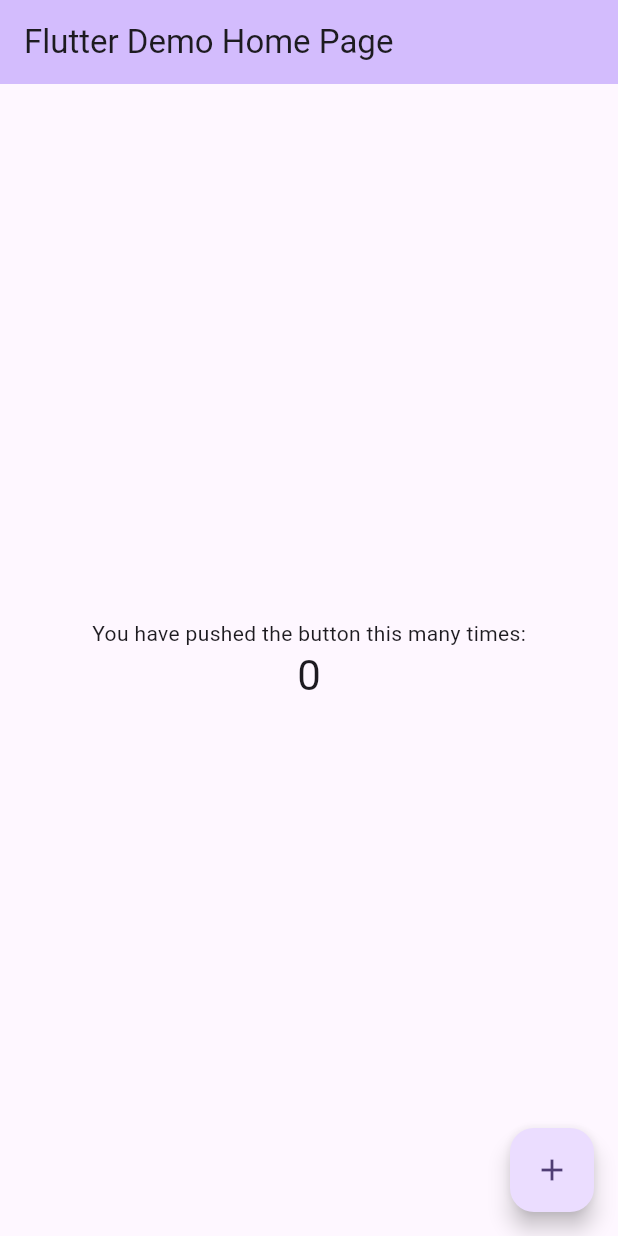
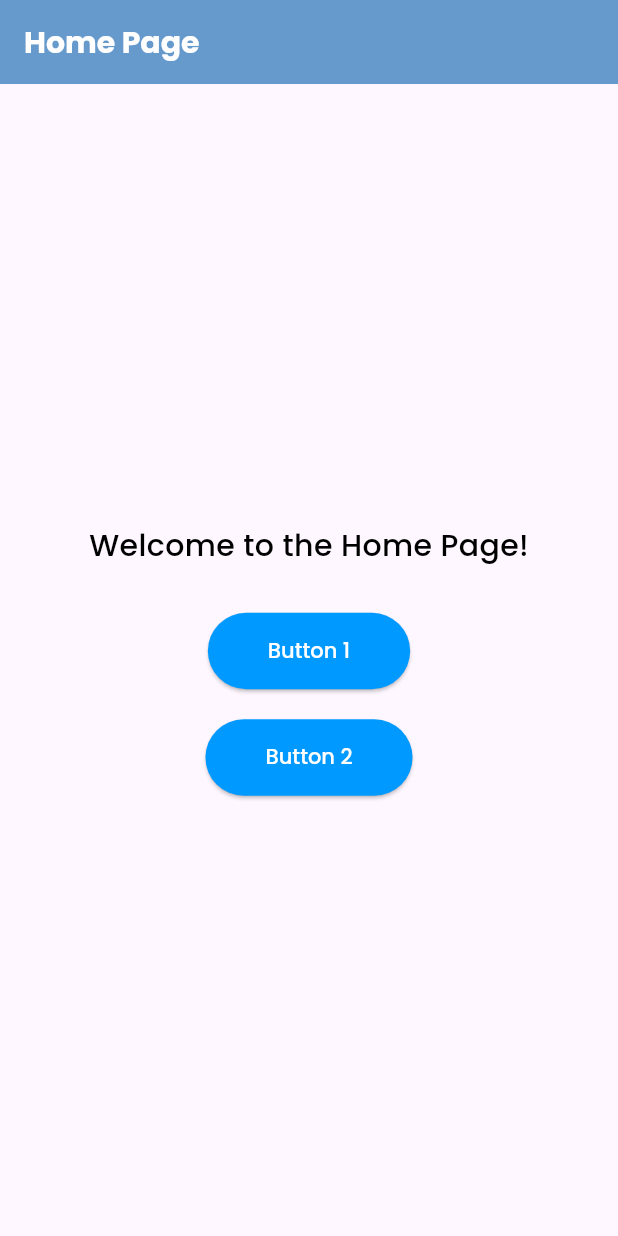
Before and after one commit to LabKombi/drowsiness_mobile, a Flutter app: the screen it shows after launch, on a phone screen of 412 x 824 dp. Run offline on Flutter 3.47's test engine with Material 3 defaults, Android fonts, the phone set to English and light mode, and no system bars; our stand-ins replace google_fonts.

Commit message:
add splash page with one logo,home page with two button

```diff
--- a/lib/main.dart
+++ b/lib/main.dart
@@ -1,4 +1,6 @@
 import 'package:flutter/material.dart';
+import 'package:drowsiness_mobile/shared/theme.dart';
+import 'package:drowsiness_mobile/ui/pages/splash_page.dart';
 
 void main() {
   runApp(const MyApp());
@@ -7,119 +9,31 @@
 class MyApp extends StatelessWidget {
   const MyApp({super.key});
 
-  // This widget is the root of your application.
   @override
   Widget build(BuildContext context) {
     return MaterialApp(
-      title: 'Flutter Demo',
+      title: 'Drowsiness Detection',
       theme: ThemeData(
-        // This is the theme of your application.
-        //
-        // TRY THIS: Try running your application with "flutter run". You'll see
-        // the application has a purple toolbar. Then, without quitting the app,
-        // try changing the seedColor in the colorScheme below to Colors.green
-        // and then invoke "hot reload" (save your changes or press the "hot
-        // reload" button in a Flutter-supported IDE, or press "r" if you used
-        // the command line to start the app).
-        //
-        // Notice that the counter didn't reset back to zero; the application
-        // state is not lost during the reload. To reset the state, use hot
-        // restart instead.
-        //
-        // This works for code too, not just values: Most code changes can be
-        // tested with just a hot reload.
-        colorScheme: ColorScheme.fromSeed(seedColor: Colors.deepPurple),
-        useMaterial3: true,
+        primaryColor: primary, // Warna utama diambil dari theme.dart
+        appBarTheme: AppBarTheme(
+          backgroundColor: primary,
+          titleTextStyle: whiteTextStyle.copyWith(
+            fontWeight: bold,
+            fontSize: 20,
+          ),
+        ),
+        textTheme: TextTheme(
+          bodyMedium: blackTextStyle,
+          headlineMedium: blackTextStyle.copyWith(fontWeight: bold, fontSize: 24),
+        ),
+        elevatedButtonTheme: ElevatedButtonThemeData(
+          style: ElevatedButton.styleFrom(
+            backgroundColor: buttonActiveColor,
+            textStyle: whiteTextStyle.copyWith(fontWeight: medium),
+          ),
+        ),
       ),
-      home: const MyHomePage(title: 'Flutter Demo Home Page'),
+      home: SplashPage(), // Mengatur SplashPage sebagai halaman awal
     );
   }
 }
-
-class MyHomePage extends StatefulWidget {
-  const MyHomePage({super.key, required this.title});
-
-  // This widget is the home page of your application. It is stateful, meaning
-  // that it has a State object (defined below) that contains fields that affect
-  // how it looks.
-
-  // This class is the configuration for the state. It holds the values (in this
-  // case the title) provided by the parent (in this case the App widget) and
-  // used by the build method of the State. Fields in a Widget subclass are
-  // always marked "final".
-
-  final String title;
-
-  @override
-  State<MyHomePage> createState() => _MyHomePageState();
-}
-
-class _MyHomePageState extends State<MyHomePage> {
-  int _counter = 0;
-
-  void _incrementCounter() {
-    setState(() {
-      // This call to setState tells the Flutter framework that something has
-      // changed in this State, which causes it to rerun the build method below
-      // so that the display can reflect the updated values. If we changed
-      // _counter without calling setState(), then the build method would not be
-      // called again, and so nothing would appear to happen.
-      _counter++;
-    });
-  }
-
-  @override
-  Widget build(BuildContext context) {
-    // This method is rerun every time setState is called, for instance as done
-    // by the _incrementCounter method above.
-    //
-    // The Flutter framework has been optimized to make rerunning build methods
-    // fast, so that you can just rebuild anything that needs updating rather
-    // than having to individually change instances of widgets.
-    return Scaffold(
-      appBar: AppBar(
-        // TRY THIS: Try changing the color here to a specific color (to
-        // Colors.amber, perhaps?) and trigger a hot reload to see the AppBar
-        // change color while the other colors stay the same.
-        backgroundColor: Theme.of(context).colorScheme.inversePrimary,
-        // Here we take the value from the MyHomePage object that was created by
-        // the App.build method, and use it to set our appbar title.
-        title: Text(widget.title),
-      ),
-      body: Center(
-        // Center is a layout widget. It takes a single child and positions it
-        // in the middle of the parent.
-        child: Column(
-          // Column is also a layout widget. It takes a list of children and
-          // arranges them vertically. By default, it sizes itself to fit its
-          // children horizontally, and tries to be as tall as its parent.
-          //
-          // Column has various properties to control how it sizes itself and
-          // how it positions its children. Here we use mainAxisAlignment to
-          // center the children vertically; the main axis here is the vertical
-          // axis because Columns are vertical (the cross axis would be
-          // horizontal).
-          //
-          // TRY THIS: Invoke "debug painting" (choose the "Toggle Debug Paint"
-          // action in the IDE, or press "p" in the console), to see the
-          // wireframe for each widget.
-          mainAxisAlignment: MainAxisAlignment.center,
-          children: <Widget>[
-            const Text(
-              'You have pushed the button this many times:',
-            ),
-            Text(
-              '$_counter',
-              style: Theme.of(context).textTheme.headlineMedium,
-            ),
-          ],
-        ),
-      ),
-      floatingActionButton: FloatingActionButton(
-        onPressed: _incrementCounter,
-        tooltip: 'Increment',
-        child: const Icon(Icons.add),
-      ), // This trailing comma makes auto-formatting nicer for build methods.
-    );
-  }
-}
--- a/lib/shared/theme.dart
+++ b/lib/shared/theme.dart
@@ -3,10 +3,10 @@ import 'package:google_fonts/google_fonts.dart';
 
 // Color Style
 Color primary = const Color(0xff6699CC);
-LinearGradient background = LinearGradient(
+LinearGradient background = const LinearGradient(
   colors: [
-    const Color(0xff66CCFF),
-    const Color(0xff0099FF),
+    Color(0xff66CCFF),
+    Color(0xff0099FF),
   ],
   begin: Alignment.topCenter,
   end: Alignment.bottomCenter,
--- a/lib/ui/pages/home_page.dart
+++ b/lib/ui/pages/home_page.dart
@@ -0,0 +1,59 @@
+import 'package:flutter/material.dart';
+import 'package:drowsiness_mobile/shared/theme.dart';
+
+class HomePage extends StatelessWidget {
+  @override
+  Widget build(BuildContext context) {
+    return Scaffold(
+      appBar: AppBar(
+        title: Text('Home Page', style: whiteTextStyle.copyWith(fontWeight: bold)),
+        backgroundColor: primary,
+      ),
+      body: Center(
+        child: Column(
+          mainAxisAlignment: MainAxisAlignment.center,
+          children: [
+            // Teks di tengah halaman
+            Text(
+              'Welcome to the Home Page!',
+              style: blackTextStyle.copyWith(fontSize: 20, fontWeight: medium),
+            ),
+            SizedBox(height: 30),
+
+            // Tombol pertama
+            ElevatedButton(
+              onPressed: () {
+                // Aksi tombol pertama
+              },
+              style: ElevatedButton.styleFrom(
+                backgroundColor: buttonActiveColor,
+                padding: EdgeInsets.symmetric(horizontal: 40, vertical: 15),
+              ),
+              child: Text(
+                'Button 1',
+                style: whiteTextStyle.copyWith(fontWeight: medium),
+              ),
+            ),
+
+            SizedBox(height: 20),
+
+            // Tombol kedua
+            ElevatedButton(
+              onPressed: () {
+                // Aksi tombol kedua
+              },
+              style: ElevatedButton.styleFrom(
+                backgroundColor: buttonActiveColor,
+                padding: EdgeInsets.symmetric(horizontal: 40, vertical: 15),
+              ),
+              child: Text(
+                'Button 2',
+                style: whiteTextStyle.copyWith(fontWeight: medium),
+              ),
+            ),
+          ],
+        ),
+      ),
+    );
+  }
+}
--- a/pubspec.yaml
+++ b/pubspec.yaml
@@ -59,6 +59,8 @@ flutter:
   # the material Icons class.
   uses-material-design: true
 
+  assets:
+    - assets/logo.png
   # To add assets to your application, add an assets section, like this:
   # assets:
   #   - images/a_dot_burr.jpeg
```
Also changed, not shown: lib/ui/pages/splash_page.dart (+60 -0 lines), assets/logo.png (added).
